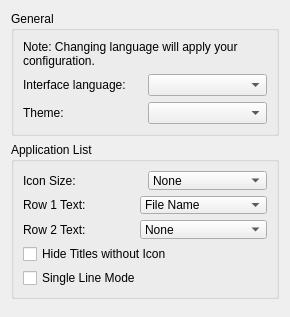
First picture: the form in src/citra_qt/configuration/configure_ui.ui, repository amwatson/CitraVR, before the edit.
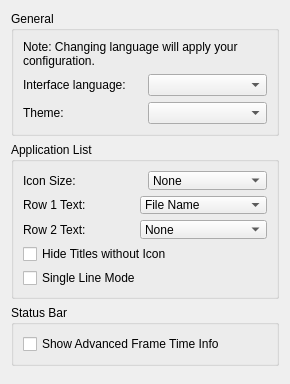
Second picture: the form after the edit.

Commit message: Add more advanced frame time information (#1083)

```diff
--- a/src/citra_qt/configuration/configure_ui.ui
+++ b/src/citra_qt/configuration/configure_ui.ui
@@ -208,6 +208,26 @@
     </widget>
    </item>
    <item>
+    <widget class="QGroupBox" name="status_bar_groupBox">
+     <property name="title">
+      <string>Status Bar</string>
+     </property>
+     <layout class="QHBoxLayout" name="horizontalLayout_14">
+      <item>
+       <layout class="QVBoxLayout" name="verticalLayout_13">
+        <item>
+         <widget class="QCheckBox" name="show_advanced_frametime_info">
+          <property name="text">
+           <string>Show Advanced Frame Time Info</string>
+          </property>
+         </widget>
+        </item>
+       </layout>
+      </item>
+     </layout>
+    </widget>
+   </item>
+    <item>
     <spacer>
      <property name="orientation">
       <enum>Qt::Vertical</enum>
```
The commit also changes 10 other files.
